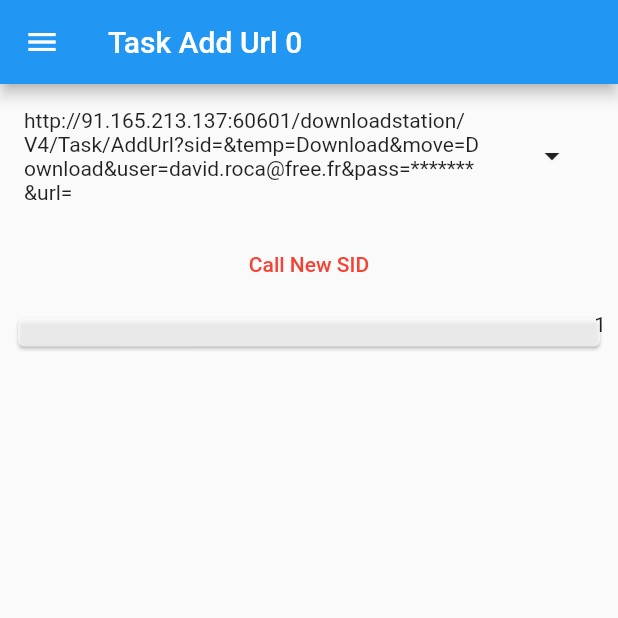
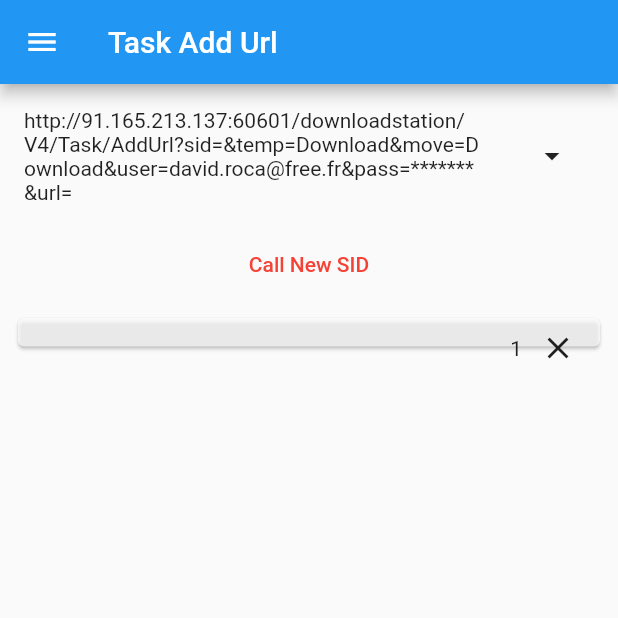
Before and after one commit to M6C/nas-qnap-download-station, a Flutter app: the screen it shows after launch, on a phone screen of 412 x 824 dp, the top half of it. Run offline on Flutter 3.47's test engine with Material 2 defaults, Android fonts, the phone set to English and light mode, and no system bars; our stand-ins replace dio, shared_preferences.

Commit message:
Add Button Clean Url

```diff
--- a/lib/ui/TaskAddUrlPage.dart
+++ b/lib/ui/TaskAddUrlPage.dart
@@ -75,7 +75,7 @@ class _TaskAddUrlPageState extends State<TaskAddUrlPage> {
   Widget build(BuildContext context) {
     return Scaffold(
       appBar: AppBar(
-        title: Text("${widget.title} ${urlResponses.length}"),
+        title: Text("${widget.title}${urlResponses.length > 0 ? " $urlResponses.length" : ""}"),
       ),
       drawer: GrabSiteDrawer(),
       body: Scrollbar(
@@ -159,8 +159,15 @@ class _TaskAddUrlPageState extends State<TaskAddUrlPage> {
                 padding: const EdgeInsets.all(8.0),
                 child:
                   Stack(/*fit: StackFit.expand, */alignment: AlignmentDirectional.topEnd,children: <Widget>[
-                  TextAreaWidget(url, _ctrlUrl,),
-                    Text(url.split("\n").length.toString(), textAlign: TextAlign.end,),
+                    TextAreaWidget(url, _ctrlUrl,),
+                    Row(mainAxisAlignment: MainAxisAlignment.end,
+                      children: <Widget>[
+                      Text(url.split("\n").length.toString(), textAlign: TextAlign.end,),
+                      Padding(
+                        padding: const EdgeInsets.only(right:8.0),
+                        child: IconButton(icon: Icon(Icons.clear), onPressed: () {setState(() {_ctrlUrl.clear();});},),
+                      ),
+                    ],),
                   ],
                 ),
               )
```
